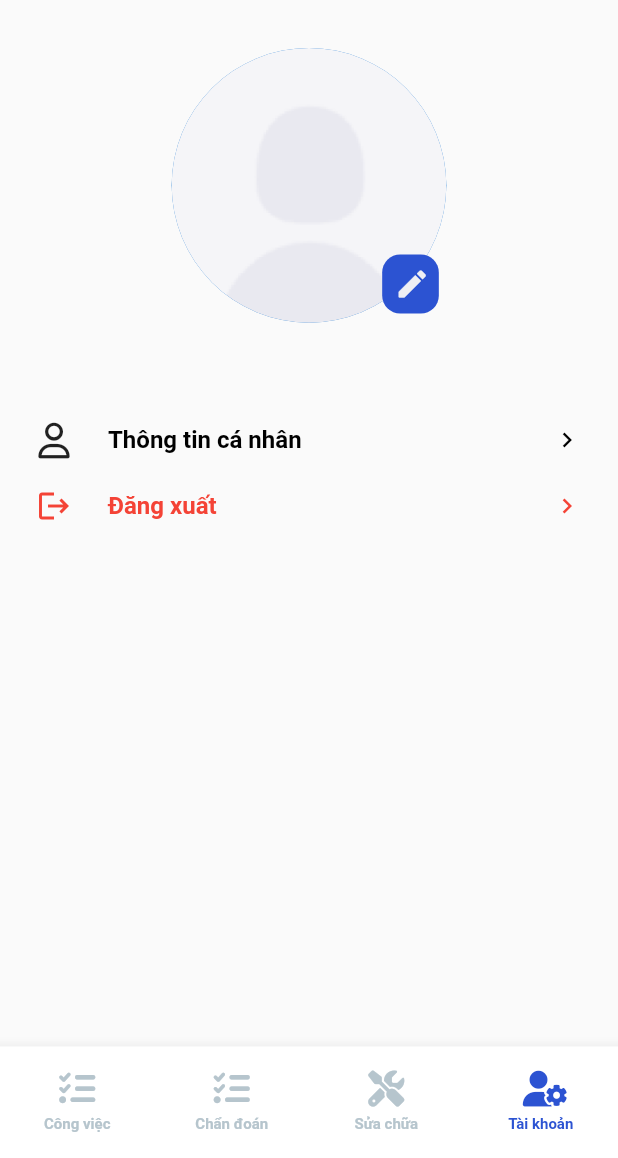
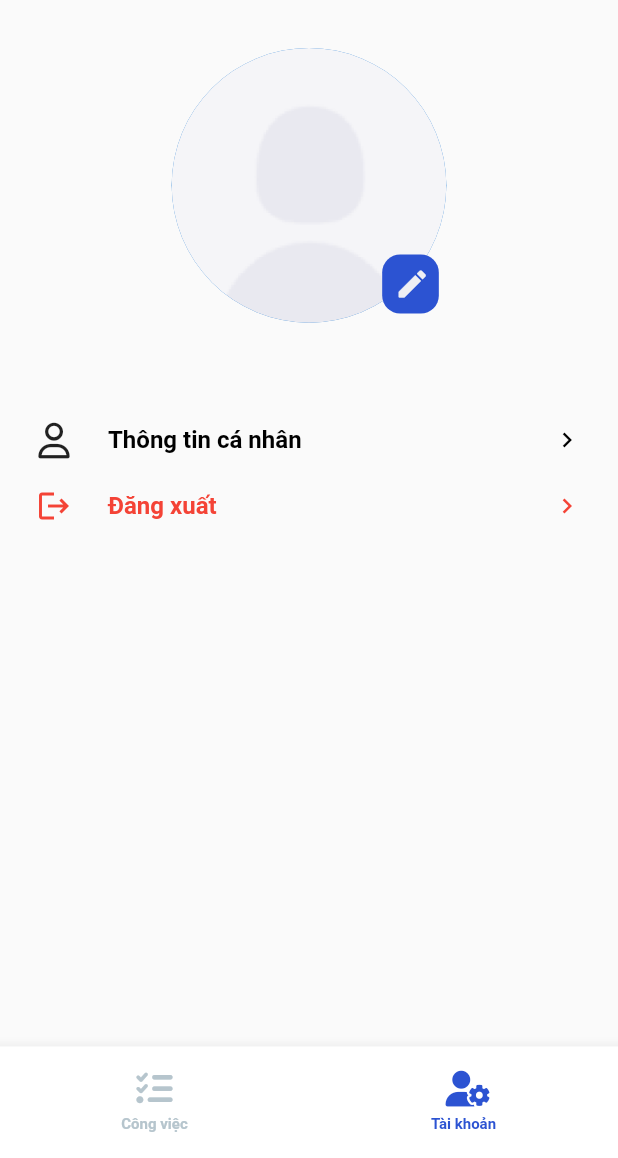
Before and after one commit to empire-garage/EmpireAuto-Expert, a Flutter app: the MainPage screen opened directly, after a tap on "Tài khoản", on a phone screen of 412 x 824 dp, the part 78-1236 px from its top. Run offline on Flutter 3.47's test engine with Material 2 defaults, Android fonts, the phone set to English and light mode, and no system bars; our stand-ins replace firebase_auth, firebase_core, firebase_messaging, firebase_storage, flutter_screenutil, flutter_slidable and 9 more; missing offline and left inert: external_app_launcher, flutter_multi_select_items; accounts and stored records are empty; network calls fail.

Commit message:
unused page

```diff
--- a/lib/screens/main_page.dart
+++ b/lib/screens/main_page.dart
@@ -1,5 +1,4 @@
 import 'package:empire_expert/common/style.dart';
-import 'package:empire_expert/screens/diagnosing_list.dart';
 import 'package:empire_expert/screens/profile.dart';
 import 'package:flutter/material.dart';
 import 'package:flutter_screenutil/flutter_screenutil.dart';
@@ -75,75 +74,75 @@ class _MainPageState extends State<MainPage> {
                   ],
                 ),
               ),
-              MaterialButton(
-                onPressed: () {
-                  setState(() {
-                    currentScreen = const DiagnosingList();
-                    currentTab = 2;
-                  });
-                },
-                child: Column(
-                  mainAxisAlignment: MainAxisAlignment.center,
-                  children: [
-                    Icon(
-                      FontAwesomeIcons.listCheck,
-                      size: 24,
-                      color: currentTab == 2
-                          ? AppColors.buttonColor
-                          : AppColors.grey400,
-                    ),
-                    SizedBox(
-                      height: 5.sp,
-                    ),
-                    Text(
-                      "Chẩn đoán",
-                      style: AppStyles.header600(
-                        fontsize: 10,
-                        color: currentTab == 2
-                            ? AppColors.buttonColor
-                            : AppColors.grey400,
-                      ),
-                    ),
-                  ],
-                ),
-              ),
-              MaterialButton(
-                onPressed: () {
-                  setState(() {
-                    currentScreen = const CarWishList();
-                    currentTab = 3;
-                  });
-                },
-                child: Column(
-                  mainAxisAlignment: MainAxisAlignment.center,
-                  children: [
-                    Icon(
-                      FontAwesomeIcons.screwdriverWrench,
-                      size: 24,
-                      color: currentTab == 3
-                          ? AppColors.buttonColor
-                          : AppColors.grey400,
-                    ),
-                    SizedBox(
-                      height: 5.sp,
-                    ),
-                    Text(
-                      "Sửa chữa",
-                      style: AppStyles.header600(
-                        fontsize: 10,
-                        color: currentTab == 3
-                            ? AppColors.buttonColor
-                            : AppColors.grey400,
-                      ),
-                    ),
-                  ],
-                ),
-              ),
+              // MaterialButton(
+              //   onPressed: () {
+              //     setState(() {
+              //       currentScreen = const DiagnosingList();
+              //       currentTab = 2;
+              //     });
+              //   },
+              //   child: Column(
+              //     mainAxisAlignment: MainAxisAlignment.center,
+              //     children: [
+              //       Icon(
+              //         FontAwesomeIcons.listCheck,
+              //         size: 24,
+              //         color: currentTab == 2
+              //             ? AppColors.buttonColor
+              //             : AppColors.grey400,
+              //       ),
+              //       SizedBox(
+              //         height: 5.sp,
+              //       ),
+              //       Text(
+              //         "Chẩn đoán",
+              //         style: AppStyles.header600(
+              //           fontsize: 10,
+              //           color: currentTab == 2
+              //               ? AppColors.buttonColor
+              //               : AppColors.grey400,
+              //         ),
+              //       ),
+              //     ],
+              //   ),
+              // ),
+              // MaterialButton(
+              //   onPressed: () {
+              //     setState(() {
+              //       currentScreen = const CarWishList();
+              //       currentTab = 3;
+              //     });
+              //   },
+              //   child: Column(
+              //     mainAxisAlignment: MainAxisAlignment.center,
+              //     children: [
+              //       Icon(
+              //         FontAwesomeIcons.screwdriverWrench,
+              //         size: 24,
+              //         color: currentTab == 3
+              //             ? AppColors.buttonColor
+              //             : AppColors.grey400,
+              //       ),
+              //       SizedBox(
+              //         height: 5.sp,
+              //       ),
+              //       Text(
+              //         "Sửa chữa",
+              //         style: AppStyles.header600(
+              //           fontsize: 10,
+              //           color: currentTab == 3
+              //               ? AppColors.buttonColor
+              //               : AppColors.grey400,
+              //         ),
+              //       ),
+              //     ],
+              //   ),
+              // ),
               MaterialButton(
                 onPressed: () {
                   setState(() {
                     currentScreen = const Profile();
-                    currentTab = 4;
+                    currentTab = 2;
                   });
                 },
                 child: Column(
@@ -152,7 +151,7 @@ class _MainPageState extends State<MainPage> {
                     Icon(
                       FontAwesomeIcons.userGear,
                       size: 24,
-                      color: currentTab == 4
+                      color: currentTab == 2
                           ? AppColors.buttonColor
                           : AppColors.grey400,
                     ),
@@ -163,7 +162,7 @@ class _MainPageState extends State<MainPage> {
                       "Tài khoản",
                       style: AppStyles.header600(
                         fontsize: 10,
-                        color: currentTab == 4
+                        color: currentTab == 2
                             ? AppColors.buttonColor
                             : AppColors.grey400,
                       ),
```
